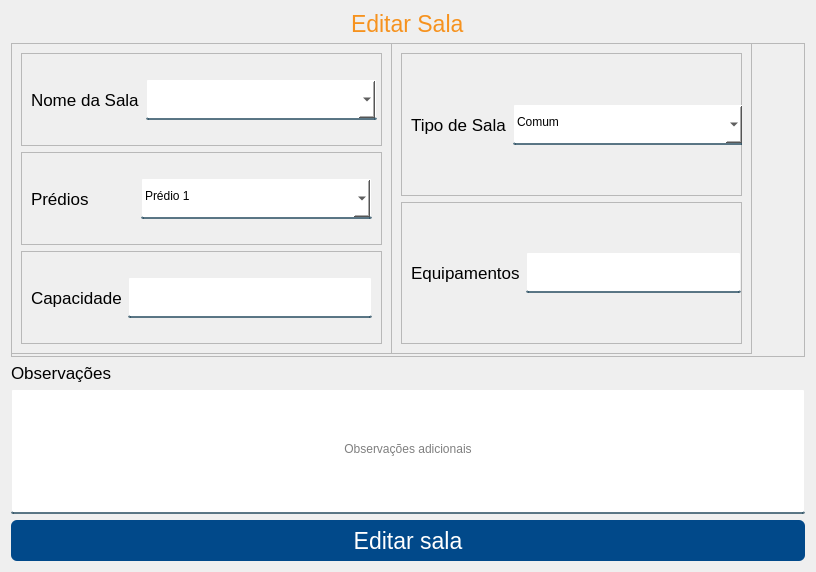
Senac-SOR-ADS/Mapa-de-Sala, file App/view/ui/editarSalas.ui: the form before one commit.
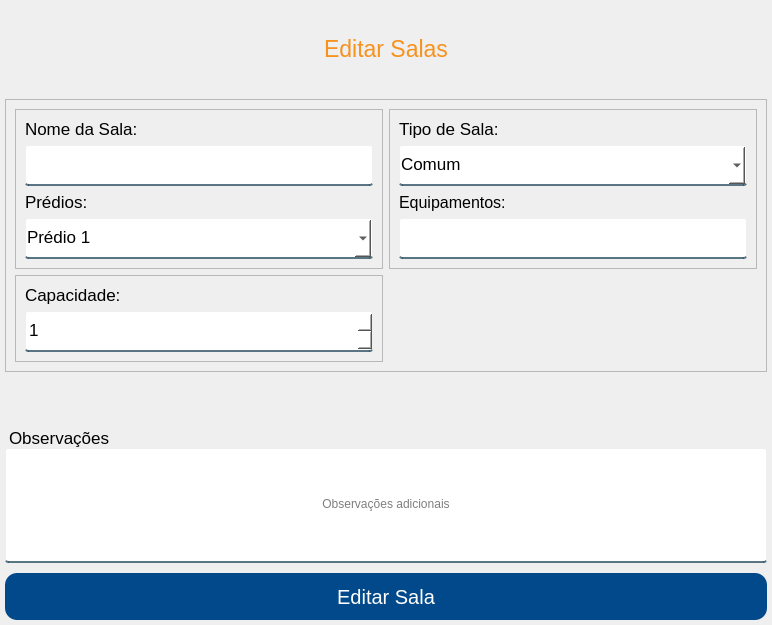
The form after the commit.

What changed in the file:
```diff
--- a/App/view/ui/editarSalas.ui
+++ b/App/view/ui/editarSalas.ui
@@ -6,39 +6,81 @@
    <rect>
     <x>0</x>
     <y>0</y>
-    <width>812</width>
-    <height>571</height>
+    <width>772</width>
+    <height>625</height>
    </rect>
   </property>
   <property name="windowTitle">
    <string>Form</string>
   </property>
   <property name="styleSheet">
-   <string notr="true">QLineEdit, QComboBox, QDateEdit {
+   <string notr="true">QLineEdit, QComboBox, QSpinBox {
 	background-color: white;
 	border:2px solid rgba(0,0,0,0);
-	border-radius: 2px;
+	border-radius: 3px;
 	border-bottom-color:rgba(46,82,101,200);
 	color:rgb(0,0,0);
-	padding-bottom:5px;
+	padding-bottom:3px;
 }
 
-#btnEditarSala {
+#cadastrarSala {
 	background-color: #01498a;
 	color: #FFF;
 	border: none;
-	border-radius: 6px;
-}
+	border-radius: 12px;
 
-#btnCadastrar:hover {
+}
+ 
+#cadastrarSala:hover {
 	background-color: #f6921e;
 }
+ 
+#respostas {
+	color: red;
+}
+
+#tituloObs {
+	margin-top: 20px;
+}
+
 #titulo {
 	color: #f6921e;
+}
+
+#feedbackText {
+	margin-bottom: 10px;
 }</string>
   </property>
   <layout class="QVBoxLayout" name="verticalLayout">
-   <item alignment="Qt::AlignHCenter|Qt::AlignTop">
+   <property name="spacing">
+    <number>0</number>
+   </property>
+   <property name="leftMargin">
+    <number>5</number>
+   </property>
+   <property name="topMargin">
+    <number>0</number>
+   </property>
+   <property name="rightMargin">
+    <number>5</number>
+   </property>
+   <property name="bottomMargin">
+    <number>5</number>
+   </property>
+   <item>
+    <spacer name="verticalSpacer_2">
+     <property name="orientation">
+      <enum>Qt::Vertical</enum>
+     </property>
+     <property name="sizeHint" stdset="0">
+      <size>
+       <width>20</width>
+       <height>40</height>
+      </size>
+     </property>
+    </spacer>
+   </item>
+   <item>
     <widget class="QLabel" name="titulo">
      <property name="font">
       <font>
@@ -46,38 +88,33 @@
       </font>
      </property>
      <property name="text">
-      <string>Editar Sala</string>
+      <string>Editar Salas</string>
+     </property>
+     <property name="alignment">
+      <set>Qt::AlignCenter</set>
      </property>
     </widget>
    </item>
    <item>
-    <widget class="QFrame" name="frame_2">
-     <property name="sizePolicy">
-      <sizepolicy hsizetype="Preferred" vsizetype="Expanding">
-       <horstretch>0</horstretch>
-       <verstretch>0</verstretch>
-      </sizepolicy>
+    <spacer name="verticalSpacer">
+     <property name="orientation">
+      <enum>Qt::Vertical</enum>
      </property>
-     <property name="minimumSize">
+     <property name="sizeHint" stdset="0">
       <size>
-       <width>794</width>
-       <height>314</height>
+       <width>20</width>
+       <height>40</height>
       </size>
      </property>
-     <property name="frameShape">
-      <enum>QFrame::StyledPanel</enum>
-     </property>
-     <property name="frameShadow">
-      <enum>QFrame::Raised</enum>
-     </property>
+    </spacer>
+   </item>
+   <item>
      <widget class="QFrame" name="frame">
-      <property name="geometry">
-       <rect>
-        <x>0</x>
-        <y>0</y>
-        <width>381</width>
-        <height>311</height>
-       </rect>
+     <property name="sizePolicy">
+      <sizepolicy hsizetype="Preferred" vsizetype="Expanding">
+       <horstretch>0</horstretch>
+       <verstretch>0</verstretch>
+      </sizepolicy>
       </property>
       <property name="frameShape">
        <enum>QFrame::StyledPanel</enum>
@@ -85,201 +122,109 @@
       <property name="frameShadow">
        <enum>QFrame::Raised</enum>
       </property>
-      <layout class="QVBoxLayout" name="verticalLayout_2">
-       <item>
-        <widget class="QFrame" name="frame_3">
+     <layout class="QGridLayout" name="gridLayout_3">
+      <item row="1" column="0">
+       <widget class="QFrame" name="frame1">
          <property name="frameShape">
           <enum>QFrame::StyledPanel</enum>
          </property>
          <property name="frameShadow">
           <enum>QFrame::Raised</enum>
          </property>
-         <layout class="QHBoxLayout" name="horizontalLayout">
+        <layout class="QVBoxLayout" name="verticalLayout_10">
           <item>
-           <widget class="QLabel" name="label_7">
+          <widget class="QLabel" name="label_15">
             <property name="font">
              <font>
               <pointsize>13</pointsize>
              </font>
             </property>
             <property name="text">
-             <string>Nome da Sala</string>
+            <string>Capacidade:</string>
             </property>
            </widget>
           </item>
           <item>
-           <widget class="QComboBox" name="nomeSala">
+          <widget class="QSpinBox" name="mediaCapacidade">
             <property name="minimumSize">
              <size>
-              <width>231</width>
+             <width>0</width>
               <height>41</height>
              </size>
             </property>
-            <property name="cursor">
-             <cursorShape>PointingHandCursor</cursorShape>
-            </property>
-            <property name="editable">
-             <bool>true</bool>
-            </property>
-            <property name="currentText">
-             <string notr="true"/>
-            </property>
-            <property name="insertPolicy">
-             <enum>QComboBox::InsertAlphabetically</enum>
-            </property>
-           </widget>
-          </item>
-         </layout>
-        </widget>
-       </item>
-       <item>
-        <widget class="QFrame" name="frame_4">
-         <property name="frameShape">
-          <enum>QFrame::StyledPanel</enum>
-         </property>
-         <property name="frameShadow">
-          <enum>QFrame::Raised</enum>
-         </property>
-         <layout class="QHBoxLayout" name="horizontalLayout_3">
-          <item>
-           <widget class="QLabel" name="label_3">
             <property name="font">
              <font>
               <pointsize>13</pointsize>
              </font>
             </property>
-            <property name="text">
-             <string>Prédios</string>
-            </property>
-           </widget>
-          </item>
-          <item>
-           <widget class="QComboBox" name="nomePredio">
-            <property name="minimumSize">
-             <size>
-              <width>231</width>
-              <height>41</height>
-             </size>
-            </property>
             <property name="cursor">
              <cursorShape>PointingHandCursor</cursorShape>
             </property>
-            <property name="editable">
-             <bool>true</bool>
-            </property>
-            <property name="currentText">
-             <string notr="true">Prédio 1</string>
-            </property>
-            <property name="insertPolicy">
-             <enum>QComboBox::InsertAlphabetically</enum>
-            </property>
-            <item>
-             <property name="text">
-              <string>Prédio 1</string>
-             </property>
-            </item>
-            <item>
-             <property name="text">
-              <string>Prédio 2</string>
-             </property>
-            </item>
+           <property name="minimum">
+            <number>1</number>
+           </property>
+           <property name="maximum">
+            <number>1000</number>
+           </property>
            </widget>
           </item>
          </layout>
         </widget>
        </item>
-       <item>
-        <widget class="QFrame" name="frame_5">
+      <item row="0" column="1">
+       <widget class="QFrame" name="frame3">
+        <property name="sizePolicy">
+         <sizepolicy hsizetype="Preferred" vsizetype="Expanding">
+          <horstretch>0</horstretch>
+          <verstretch>0</verstretch>
+         </sizepolicy>
+        </property>
          <property name="frameShape">
           <enum>QFrame::StyledPanel</enum>
          </property>
          <property name="frameShadow">
           <enum>QFrame::Raised</enum>
          </property>
-         <layout class="QHBoxLayout" name="horizontalLayout_2">
+        <layout class="QVBoxLayout" name="verticalLayout_9">
           <item>
-           <widget class="QLabel" name="label_5">
+          <widget class="QLabel" name="label_13">
             <property name="font">
              <font>
               <pointsize>13</pointsize>
              </font>
             </property>
             <property name="text">
-             <string>Capacidade</string>
-            </property>
-           </widget>
-          </item>
-          <item>
-           <widget class="QLineEdit" name="mediaCapacidade">
-            <property name="minimumSize">
-             <size>
-              <width>231</width>
-              <height>41</height>
-             </size>
+            <string>Tipo de Sala:</string>
             </property>
             <property name="alignment">
-             <set>Qt::AlignLeading|Qt::AlignLeft|Qt::AlignVCenter</set>
-            </property>
-            <property name="placeholderText">
-             <string/>
-            </property>
-           </widget>
-          </item>
-         </layout>
-        </widget>
-       </item>
-      </layout>
-     </widget>
-     <widget class="QFrame" name="frame_6">
-      <property name="geometry">
-       <rect>
-        <x>380</x>
-        <y>0</y>
-        <width>361</width>
-        <height>311</height>
-       </rect>
-      </property>
-      <property name="frameShape">
-       <enum>QFrame::StyledPanel</enum>
-      </property>
-      <property name="frameShadow">
-       <enum>QFrame::Raised</enum>
-      </property>
-      <layout class="QVBoxLayout" name="verticalLayout_3">
-       <item>
-        <widget class="QFrame" name="frame_8">
-         <property name="frameShape">
-          <enum>QFrame::StyledPanel</enum>
-         </property>
-         <property name="frameShadow">
-          <enum>QFrame::Raised</enum>
-         </property>
-         <layout class="QHBoxLayout" name="horizontalLayout_5">
-          <item>
-           <widget class="QLabel" name="label_2">
-            <property name="font">
-             <font>
-              <pointsize>13</pointsize>
-             </font>
-            </property>
-            <property name="text">
-             <string>Tipo de Sala</string>
+            <set>Qt::AlignBottom|Qt::AlignLeading|Qt::AlignLeft</set>
             </property>
            </widget>
           </item>
           <item>
            <widget class="QComboBox" name="tipoSala">
+           <property name="sizePolicy">
+            <sizepolicy hsizetype="Expanding" vsizetype="Fixed">
+             <horstretch>0</horstretch>
+             <verstretch>0</verstretch>
+            </sizepolicy>
+           </property>
             <property name="minimumSize">
              <size>
               <width>231</width>
               <height>41</height>
              </size>
             </property>
+           <property name="font">
+            <font>
+             <pointsize>13</pointsize>
+            </font>
+           </property>
             <property name="cursor">
              <cursorShape>PointingHandCursor</cursorShape>
             </property>
             <property name="editable">
-             <bool>true</bool>
+            <bool>false</bool>
             </property>
             <property name="currentText">
              <string>Comum</string>
@@ -312,27 +257,30 @@
             </item>
            </widget>
           </item>
-         </layout>
-        </widget>
-       </item>
        <item>
-        <widget class="QFrame" name="frame_7">
-         <property name="frameShape">
-          <enum>QFrame::StyledPanel</enum>
-         </property>
-         <property name="frameShadow">
-          <enum>QFrame::Raised</enum>
-         </property>
-         <layout class="QHBoxLayout" name="horizontalLayout_4">
-          <item>
-           <widget class="QLabel" name="label_4">
+          <widget class="QLabel" name="label_14">
+           <property name="minimumSize">
+            <size>
+             <width>0</width>
+             <height>0</height>
+            </size>
+           </property>
+           <property name="maximumSize">
+            <size>
+             <width>16777215</width>
+             <height>16777215</height>
+            </size>
+           </property>
             <property name="font">
              <font>
-              <pointsize>13</pointsize>
+             <pointsize>12</pointsize>
              </font>
             </property>
             <property name="text">
-             <string>Equipamentos</string>
+            <string>Equipamentos:</string>
+           </property>
+           <property name="alignment">
+            <set>Qt::AlignBottom|Qt::AlignLeading|Qt::AlignLeft</set>
             </property>
            </widget>
           </item>
@@ -340,10 +288,15 @@
            <widget class="QLineEdit" name="tipoEquipamento">
             <property name="minimumSize">
              <size>
-              <width>215</width>
+             <width>231</width>
               <height>41</height>
              </size>
             </property>
+           <property name="font">
+            <font>
+             <pointsize>13</pointsize>
+            </font>
+           </property>
             <property name="placeholderText">
              <string/>
             </property>
@@ -352,12 +305,133 @@
          </layout>
         </widget>
        </item>
-      </layout>
-     </widget>
+      <item row="0" column="0">
+       <widget class="QFrame" name="frame2">
+        <property name="sizePolicy">
+         <sizepolicy hsizetype="Preferred" vsizetype="Expanding">
+          <horstretch>0</horstretch>
+          <verstretch>0</verstretch>
+         </sizepolicy>
+        </property>
+        <property name="frameShape">
+         <enum>QFrame::StyledPanel</enum>
+        </property>
+        <property name="frameShadow">
+         <enum>QFrame::Raised</enum>
+        </property>
+        <layout class="QVBoxLayout" name="verticalLayout_8">
+         <item>
+          <widget class="QLabel" name="label_11">
+           <property name="font">
+            <font>
+             <pointsize>13</pointsize>
+            </font>
+           </property>
+           <property name="text">
+            <string>Nome da Sala:</string>
+           </property>
+           <property name="alignment">
+            <set>Qt::AlignBottom|Qt::AlignLeading|Qt::AlignLeft</set>
+           </property>
+          </widget>
+         </item>
+         <item>
+          <widget class="QLineEdit" name="nomeSala">
+           <property name="minimumSize">
+            <size>
+             <width>231</width>
+             <height>41</height>
+            </size>
+           </property>
+           <property name="font">
+            <font>
+             <pointsize>13</pointsize>
+            </font>
+           </property>
+           <property name="placeholderText">
+            <string/>
+           </property>
+          </widget>
+         </item>
+         <item>
+          <widget class="QLabel" name="label_12">
+           <property name="font">
+            <font>
+             <pointsize>13</pointsize>
+            </font>
+           </property>
+           <property name="text">
+            <string>Prédios:</string>
+           </property>
+           <property name="alignment">
+            <set>Qt::AlignBottom|Qt::AlignLeading|Qt::AlignLeft</set>
+           </property>
+          </widget>
+         </item>
+         <item>
+          <widget class="QComboBox" name="nomePredio">
+           <property name="sizePolicy">
+            <sizepolicy hsizetype="Expanding" vsizetype="Fixed">
+             <horstretch>0</horstretch>
+             <verstretch>0</verstretch>
+            </sizepolicy>
+           </property>
+           <property name="minimumSize">
+            <size>
+             <width>231</width>
+             <height>41</height>
+            </size>
+           </property>
+           <property name="font">
+            <font>
+             <pointsize>13</pointsize>
+            </font>
+           </property>
+           <property name="cursor">
+            <cursorShape>PointingHandCursor</cursorShape>
+           </property>
+           <property name="editable">
+            <bool>false</bool>
+           </property>
+           <property name="currentText">
+            <string notr="true">Prédio 1</string>
+           </property>
+           <property name="insertPolicy">
+            <enum>QComboBox::InsertAlphabetically</enum>
+           </property>
+           <item>
+            <property name="text">
+             <string>Prédio 1</string>
+            </property>
+           </item>
+           <item>
+            <property name="text">
+             <string>Prédio 2</string>
+            </property>
+           </item>
+          </widget>
+         </item>
+        </layout>
+       </widget>
+      </item>
+     </layout>
     </widget>
    </item>
    <item>
-    <widget class="QLabel" name="label_6">
+    <spacer name="verticalSpacer_3">
+     <property name="orientation">
+      <enum>Qt::Vertical</enum>
+     </property>
+     <property name="sizeHint" stdset="0">
+      <size>
+       <width>20</width>
+       <height>40</height>
+      </size>
+     </property>
+    </spacer>
+   </item>
+   <item>
+    <widget class="QLabel" name="tituloObs">
      <property name="font">
       <font>
        <pointsize>13</pointsize>
@@ -370,6 +444,12 @@
    </item>
    <item>
     <widget class="QLineEdit" name="feedbackText">
+     <property name="sizePolicy">
+      <sizepolicy hsizetype="Expanding" vsizetype="Preferred">
+       <horstretch>0</horstretch>
+       <verstretch>0</verstretch>
+      </sizepolicy>
+     </property>
      <property name="minimumSize">
       <size>
        <width>125</width>
@@ -391,20 +471,23 @@
     </widget>
    </item>
    <item>
-    <widget class="QPushButton" name="btnEditarSala">
+    <widget class="QPushButton" name="cadastrarSala">
      <property name="minimumSize">
       <size>
-       <width>621</width>
-       <height>41</height>
+       <width>762</width>
+       <height>47</height>
       </size>
      </property>
      <property name="font">
       <font>
-       <pointsize>17</pointsize>
+       <pointsize>15</pointsize>
       </font>
      </property>
+     <property name="cursor">
+      <cursorShape>PointingHandCursor</cursorShape>
+     </property>
      <property name="text">
-      <string>Editar sala</string>
+      <string>Editar Sala</string>
      </property>
     </widget>
    </item>
```
Left out of the diff: 9 changed lines with no effect on the pictures. Lines whose indentation alone changed are shown as unchanged.
